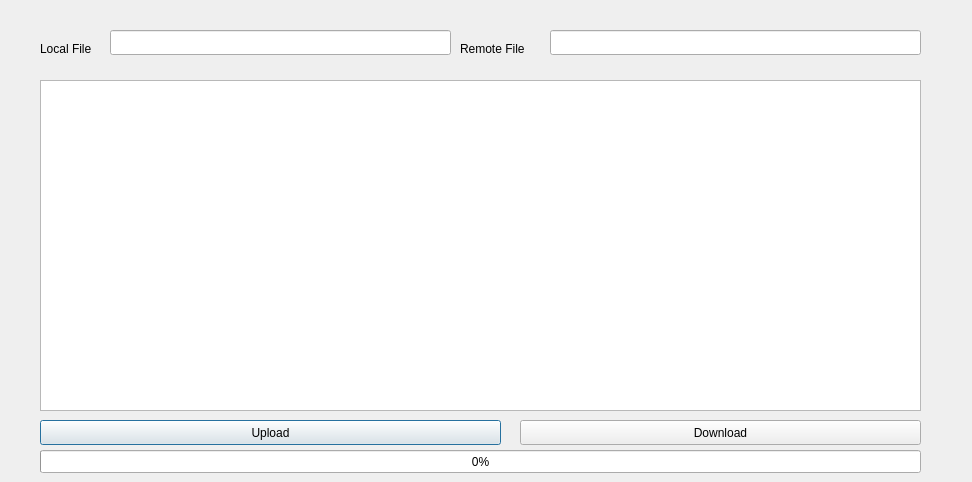
Above: Client/dialogftp.ui from MPSong/hellogit before the change. Below: the same form after it.
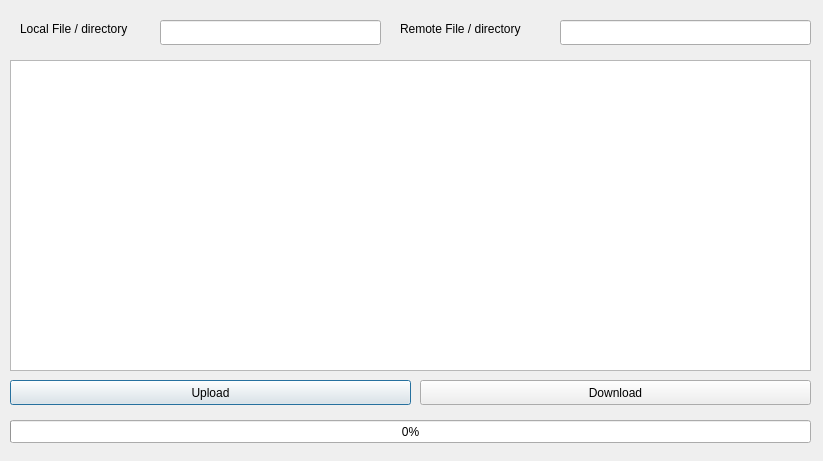
That is the form after the change.

```diff
--- a/Client/dialogftp.ui
+++ b/Client/dialogftp.ui
@@ -6,8 +6,8 @@
    <rect>
     <x>0</x>
     <y>0</y>
-    <width>972</width>
-    <height>482</height>
+    <width>823</width>
+    <height>461</height>
    </rect>
   </property>
   <property name="windowTitle">
@@ -16,35 +16,35 @@
   <widget class="QLabel" name="label">
    <property name="geometry">
     <rect>
-     <x>40</x>
-     <y>40</y>
-     <width>67</width>
+     <x>20</x>
+     <y>20</y>
+     <width>141</width>
      <height>17</height>
     </rect>
    </property>
    <property name="text">
-    <string>Local File</string>
+    <string>Local File / directory</string>
    </property>
   </widget>
   <widget class="QLabel" name="label_2">
    <property name="geometry">
     <rect>
-     <x>460</x>
-     <y>40</y>
-     <width>91</width>
+     <x>400</x>
+     <y>20</y>
+     <width>161</width>
      <height>17</height>
     </rect>
    </property>
    <property name="text">
-    <string>Remote File</string>
+    <string>Remote File / directory</string>
    </property>
   </widget>
   <widget class="QLineEdit" name="lineEditLocalFiles">
    <property name="geometry">
     <rect>
-     <x>110</x>
-     <y>30</y>
-     <width>341</width>
+     <x>160</x>
+     <y>20</y>
+     <width>221</width>
      <height>25</height>
     </rect>
    </property>
@@ -52,9 +52,9 @@
   <widget class="QLineEdit" name="lineEditRemoteFiles">
    <property name="geometry">
     <rect>
-     <x>550</x>
-     <y>30</y>
-     <width>371</width>
+     <x>560</x>
+     <y>20</y>
+     <width>251</width>
      <height>25</height>
     </rect>
    </property>
@@ -62,19 +62,19 @@
   <widget class="QTreeView" name="treeView">
    <property name="geometry">
     <rect>
-     <x>40</x>
-     <y>80</y>
-     <width>881</width>
-     <height>331</height>
+     <x>10</x>
+     <y>60</y>
+     <width>801</width>
+     <height>311</height>
     </rect>
    </property>
   </widget>
   <widget class="QPushButton" name="pushButtonUpload">
    <property name="geometry">
     <rect>
-     <x>40</x>
-     <y>420</y>
-     <width>461</width>
+     <x>10</x>
+     <y>380</y>
+     <width>401</width>
      <height>25</height>
     </rect>
    </property>
@@ -85,9 +85,9 @@
   <widget class="QPushButton" name="pushButtonDownload">
    <property name="geometry">
     <rect>
-     <x>520</x>
-     <y>420</y>
-     <width>401</width>
+     <x>420</x>
+     <y>380</y>
+     <width>391</width>
      <height>25</height>
     </rect>
    </property>
@@ -98,9 +98,9 @@
   <widget class="QProgressBar" name="progressBar">
    <property name="geometry">
     <rect>
-     <x>40</x>
-     <y>450</y>
-     <width>881</width>
+     <x>10</x>
+     <y>420</y>
+     <width>801</width>
      <height>23</height>
     </rect>
    </property>
```
